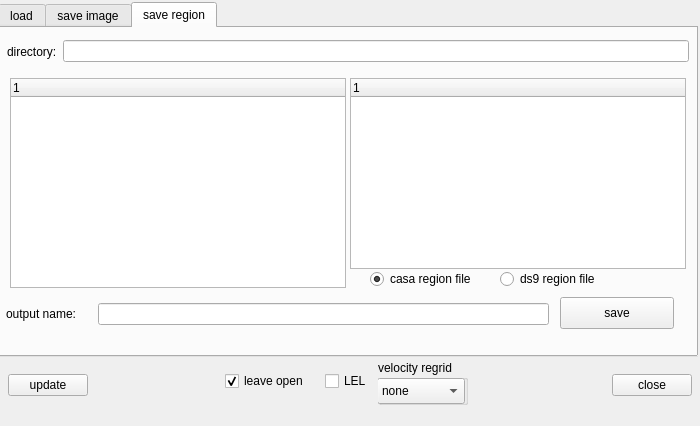
Old version of the form code/display/QtViewer/QtDataManager.ui in the repository radio-astro/casa.
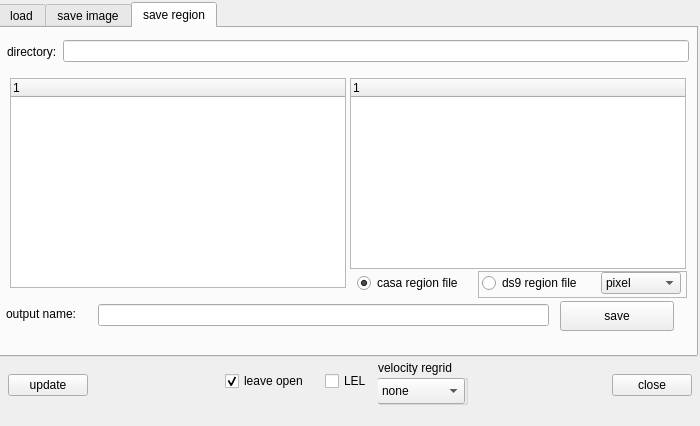
New version of the form. The open tabs and pages were chosen to show the change. Custom widgets are drawn as their Qt base class.

Patch:
```diff
--- a/code/display/QtViewer/QtDataManager.ui
+++ b/code/display/QtViewer/QtDataManager.ui
@@ -18,7 +18,7 @@
    </size>
   </property>
   <property name="windowTitle">
-   <string>Load Data -- Viewer</string>
+   <string>Data Manager -- Viewer</string>
   </property>
   <widget class="QWidget" name="bottomWidget_" native="true">
    <property name="geometry">
@@ -1441,8 +1441,8 @@
       <rect>
        <x>350</x>
        <y>240</y>
-       <width>324</width>
-       <height>24</height>
+       <width>341</width>
+       <height>31</height>
       </rect>
      </property>
      <property name="minimumSize">
@@ -1460,8 +1460,8 @@
      <widget class="QRadioButton" name="save_casa_region">
       <property name="geometry">
        <rect>
-        <x>20</x>
-        <y>1</y>
+        <x>7</x>
+        <y>5</y>
         <width>120</width>
         <height>20</height>
        </rect>
@@ -1473,27 +1473,74 @@
        <bool>true</bool>
       </property>
      </widget>
-     <widget class="QRadioButton" name="save_ds9_region">
+     <widget class="QFrame" name="frame_5">
       <property name="geometry">
        <rect>
-        <x>150</x>
-        <y>1</y>
-        <width>115</width>
-        <height>20</height>
+        <x>128</x>
+        <y>3</y>
+        <width>209</width>
+        <height>27</height>
        </rect>
       </property>
-      <property name="text">
-       <string>ds9 region file</string>
+      <property name="frameShape">
+       <enum>QFrame::StyledPanel</enum>
       </property>
+      <property name="frameShadow">
+       <enum>QFrame::Raised</enum>
+      </property>
+      <widget class="QRadioButton" name="save_ds9_region">
+       <property name="geometry">
+        <rect>
+         <x>4</x>
+         <y>2</y>
+         <width>115</width>
+         <height>20</height>
+        </rect>
+       </property>
+       <property name="text">
+        <string>ds9 region file</string>
+       </property>
+      </widget>
+      <widget class="QComboBox" name="save_ds9_csys">
+       <property name="geometry">
+        <rect>
+         <x>123</x>
+         <y>1</y>
+         <width>80</width>
+         <height>22</height>
+        </rect>
+       </property>
+       <property name="maximumSize">
+        <size>
+         <width>16777215</width>
+         <height>22</height>
+        </size>
+       </property>
+       <item>
+        <property name="text">
+         <string>pixel</string>
+        </property>
+       </item>
+       <item>
+        <property name="text">
+         <string>j2000</string>
+        </property>
+       </item>
+       <item>
+        <property name="text">
+         <string>b1950</string>
+        </property>
+       </item>
+      </widget>
      </widget>
     </widget>
     <widget class="QFrame" name="frame_4">
      <property name="geometry">
       <rect>
        <x>0</x>
-       <y>265</y>
+       <y>269</y>
        <width>691</width>
-       <height>41</height>
+       <height>35</height>
       </rect>
      </property>
      <property name="frameShape">
@@ -1506,7 +1553,7 @@
       <property name="geometry">
        <rect>
         <x>6</x>
-        <y>10</y>
+        <y>6</y>
         <width>91</width>
         <height>22</height>
        </rect>
@@ -1519,7 +1566,7 @@
       <property name="geometry">
        <rect>
         <x>98</x>
-        <y>10</y>
+        <y>7</y>
         <width>451</width>
         <height>22</height>
        </rect>
@@ -1531,9 +1578,15 @@
         <x>560</x>
         <y>4</y>
         <width>114</width>
-        <height>32</height>
+        <height>30</height>
        </rect>
       </property>
+      <property name="maximumSize">
+       <size>
+        <width>16777215</width>
+        <height>30</height>
+       </size>
+      </property>
       <property name="text">
        <string>save</string>
       </property>
@@ -1543,7 +1596,7 @@
      <property name="geometry">
       <rect>
        <x>95</x>
-       <y>300</y>
+       <y>303</y>
        <width>603</width>
        <height>22</height>
       </rect>
```
